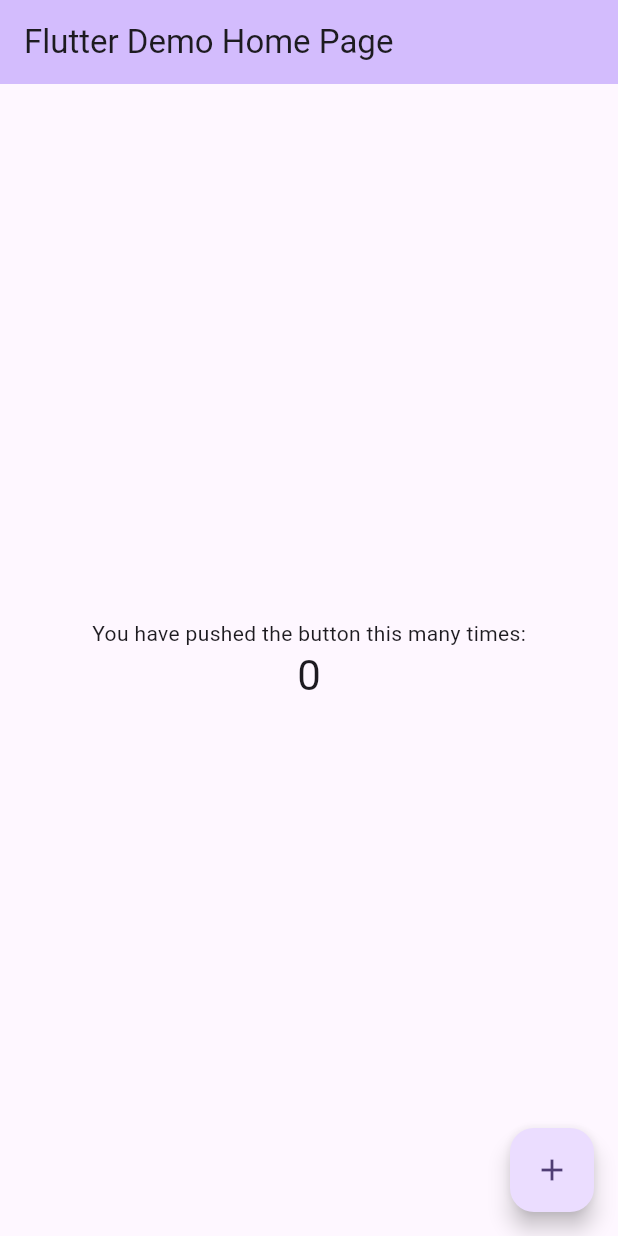
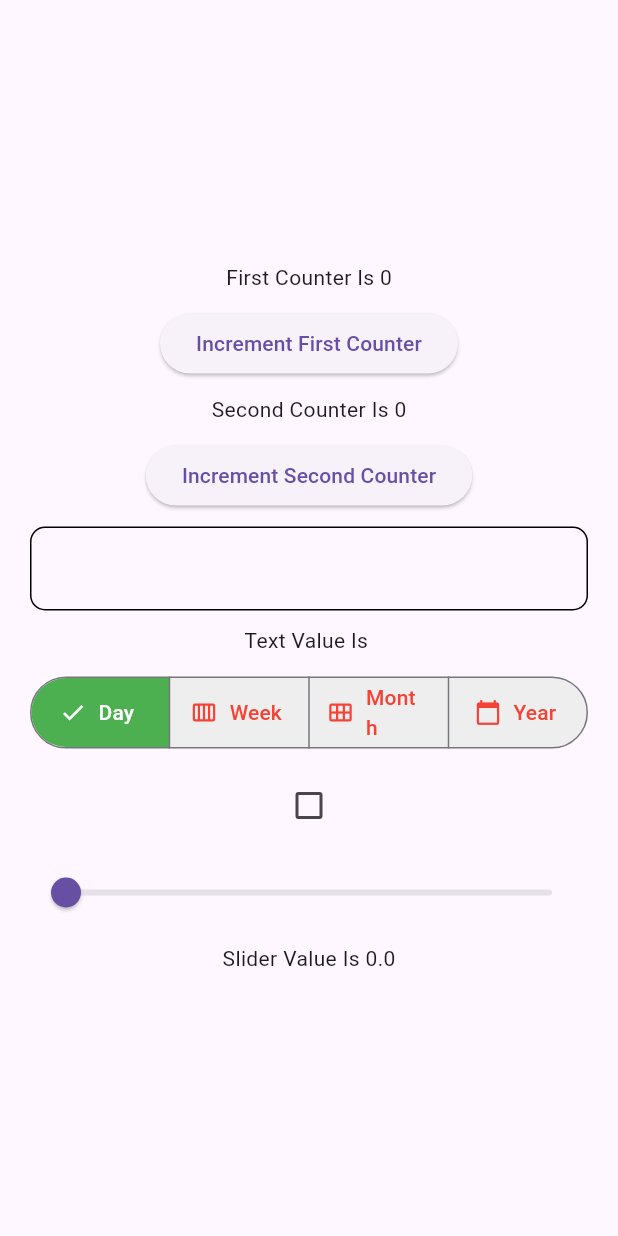
Before and after one commit to araqelyankaren99/flutter_bloc_example, a Flutter app: the screen it shows after launch, on a phone screen of 412 x 824 dp. Run offline on Flutter 3.47's test engine with Material 3 defaults, Android fonts, the phone set to English and light mode, and no system bars; our stand-ins replace equatable, flutter_bloc.

Commit message:
add bloc selector widget

```diff
--- /dev/null
+++ b/lib/bloc/bloc.dart
@@ -0,0 +1,81 @@
+import 'package:flutter_bloc/flutter_bloc.dart';
+import 'package:flutter_bloc_example/bloc/event.dart';
+import 'package:flutter_bloc_example/bloc/state.dart';
+import 'package:flutter_bloc_example/model/calendar_type.dart';
+
+class MyBloc extends Bloc<MyEvent,MyState> {
+  MyBloc() : super(const MyStateInitial()){
+    on<IncrementFirstCounterEvent>(_onUpdateFirstCounterEventToState);
+    on<IncrementSecondCounterEvent>(_onIncrementSecondCounterEventToState);
+    on<TextFieldValueChangedEvent>(_onTextFieldValueChangedEventToState);
+    on<UpdateCalendarTypeEvent>(_onUpdateCalendarTypeEventToState);
+    on<UpdateCheckboxValueEvent>(_onUpdateCheckboxValueEventToState);
+    on<UpdateSliderValueEvent>(_onUpdateSliderValueEventToState);
+  }
+
+  String get counterOne => _counterOne.toString();
+  int _counterOne = 0;
+
+  String get counterTwo => _counterTwo.toString();
+  int _counterTwo = 0;
+
+  String get text => _text;
+  String _text = '';
+
+  CalendarType get calendarType => _calendarType;
+  CalendarType _calendarType = CalendarType.day;
+
+  bool get isChecked => _isChecked;
+  bool _isChecked = false;
+
+  double get sliderValue => _sliderValue;
+  double _sliderValue = 0.0;
+
+  Future<void> _onUpdateFirstCounterEventToState(
+      IncrementFirstCounterEvent event,
+      Emitter<MyState> emit,
+      ) async{
+    _counterOne = _counterOne +1;
+    emit(FirstCounterUpdatedState(count: _counterOne));
+  }
+
+  Future<void> _onIncrementSecondCounterEventToState(
+      IncrementSecondCounterEvent event,
+      Emitter<MyState> emit,
+      ) async{
+    _counterTwo = _counterTwo +1;
+    emit(SecondCounterUpdatedState(count: _counterTwo));
+  }
+
+  Future<void> _onTextFieldValueChangedEventToState(
+      TextFieldValueChangedEvent event,
+      Emitter<MyState> emit,
+      ) async{
+    _text = event.text;
+    emit(TextFieldValueChangedState(text: _text));
+  }
+
+  Future<void> _onUpdateCalendarTypeEventToState(
+      UpdateCalendarTypeEvent event,
+      Emitter<MyState> emit,
+      ) async{
+    _calendarType = event.calendarType;
+    emit(CalendarTypeUpdateState(calendarType: _calendarType));
+  }
+
+  Future<void> _onUpdateCheckboxValueEventToState(
+      UpdateCheckboxValueEvent event,
+      Emitter<MyState> emit,
+      ) async{
+    _isChecked = event.isChecked;
+    emit(CheckboxValueUpdatedState(isChecked: _isChecked));
+  }
+
+  Future<void> _onUpdateSliderValueEventToState(
+      UpdateSliderValueEvent event,
+      Emitter<MyState> emit,
+      ) async {
+    _sliderValue = event.value;
+    emit(SliderValueUpdatedState(value: _sliderValue));
+  }
+}
--- /dev/null
+++ b/lib/bloc/event.dart
@@ -0,0 +1,52 @@
+import 'package:equatable/equatable.dart';
+import 'package:flutter_bloc_example/model/calendar_type.dart';
+
+abstract class MyEvent extends Equatable {
+  const MyEvent();
+  @override
+  List<Object?> get props => [];
+}
+
+class IncrementFirstCounterEvent extends MyEvent {
+  const IncrementFirstCounterEvent();
+}
+
+class IncrementSecondCounterEvent extends MyEvent {
+  const IncrementSecondCounterEvent();
+}
+
+class TextFieldValueChangedEvent extends MyEvent {
+  const TextFieldValueChangedEvent({required this.text});
+
+  final String text;
+
+  @override
+  List<Object?> get props => [text];
+}
+
+class UpdateCalendarTypeEvent extends MyEvent {
+  const UpdateCalendarTypeEvent({required this.calendarType});
+
+  final CalendarType calendarType;
+
+  @override
+  List<Object?> get props => [calendarType];
+}
+
+class UpdateCheckboxValueEvent extends MyEvent {
+  const UpdateCheckboxValueEvent({required this.isChecked});
+
+  final bool isChecked;
+
+  @override
+  List<Object?> get props => [isChecked];
+}
+
+class UpdateSliderValueEvent extends MyEvent {
+  const UpdateSliderValueEvent({required this.value});
+
+  final double value;
+
+  @override
+  List<Object?> get props => [value];
+}
--- /dev/null
+++ b/lib/bloc/selector.dart
@@ -0,0 +1,32 @@
+import 'package:flutter/material.dart';
+import 'package:flutter_bloc/flutter_bloc.dart';
+import 'package:flutter_bloc_example/bloc/bloc.dart';
+import 'package:flutter_bloc_example/model/calendar_type.dart';
+
+abstract class MyBlocSelector {
+  MyBlocSelector._();
+
+  static String counterOneSelector(BuildContext context) {
+   return context.select((MyBloc myBloc) => myBloc.counterOne);
+  }
+
+  static String counterTwoSelector(BuildContext context) {
+   return context.select((MyBloc myBloc) => myBloc.counterTwo);
+  }
+
+  static String textSelector(BuildContext context) {
+   return context.select((MyBloc myBloc) => myBloc.text);
+  }
+
+  static CalendarType calendarTypeSelector(BuildContext context) {
+    return context.select((MyBloc myBloc) => myBloc.calendarType);
+  }
+
+  static bool checkedSelector(BuildContext context) {
+    return context.select((MyBloc myBloc) => myBloc.isChecked);
+  }
+
+    static double sliderSelector(BuildContext context) {
+    return context.select((MyBloc myBloc) => myBloc.sliderValue);
+  }
+}
--- /dev/null
+++ b/lib/bloc/state.dart
@@ -0,0 +1,66 @@
+import 'package:equatable/equatable.dart';
+import 'package:flutter_bloc_example/model/calendar_type.dart';
+
+abstract class MyState extends Equatable {
+  const MyState();
+  @override
+  List<Object?> get props => [];
+}
+
+class MyStateInitial extends MyState {
+  const MyStateInitial();
+}
+
+class FirstCounterUpdatedState extends MyState {
+  const FirstCounterUpdatedState({required this.count});
+
+  final int count;
+
+  @override
+  List<Object?> get props => [count];
+}
+
+class SecondCounterUpdatedState extends MyState {
+  const SecondCounterUpdatedState({required this.count});
+
+  final int count;
+
+  @override
+  List<Object?> get props => [count];
+}
+
+class TextFieldValueChangedState extends MyState {
+  const TextFieldValueChangedState({required this.text});
+
+  final String text;
+
+  @override
+  List<Object?> get props => [text];
+}
+
+class CalendarTypeUpdateState extends MyState {
+  const CalendarTypeUpdateState({required this.calendarType});
+
+  final CalendarType calendarType;
+
+  @override
+  List<Object?> get props => [calendarType];
+}
+
+class CheckboxValueUpdatedState extends MyState {
+  const CheckboxValueUpdatedState({required this.isChecked});
+
+  final bool isChecked;
+
+  @override
+  List<Object?> get props => [isChecked];
+}
+
+class SliderValueUpdatedState extends MyState {
+  const SliderValueUpdatedState({required this.value});
+
+  final double value;
+
+  @override
+  List<Object?> get props => [value];
+}
--- a/lib/main.dart
+++ b/lib/main.dart
@@ -1,4 +1,5 @@
 import 'package:flutter/material.dart';
+import 'package:flutter_bloc_example/presentation/my_bloc_screen.dart';
 
 void main() {
   runApp(const MyApp());
@@ -11,112 +12,7 @@ class MyApp extends StatelessWidget {
   @override
   Widget build(BuildContext context) {
     return MaterialApp(
-      title: 'Flutter Demo',
-      theme: ThemeData(
-        // This is the theme of your application.
-        //
-        // TRY THIS: Try running your application with "flutter run". You'll see
-        // the application has a purple toolbar. Then, without quitting the app,
-        // try changing the seedColor in the colorScheme below to Colors.green
-        // and then invoke "hot reload" (save your changes or press the "hot
-        // reload" button in a Flutter-supported IDE, or press "r" if you used
-        // the command line to start the app).
-        //
-        // Notice that the counter didn't reset back to zero; the application
-        // state is not lost during the reload. To reset the state, use hot
-        // restart instead.
-        //
-        // This works for code too, not just values: Most code changes can be
-        // tested with just a hot reload.
-        colorScheme: ColorScheme.fromSeed(seedColor: Colors.deepPurple),
-      ),
-      home: const MyHomePage(title: 'Flutter Demo Home Page'),
+      home: MyBlocScreen(),
     );
   }
 }
-
-class MyHomePage extends StatefulWidget {
-  const MyHomePage({super.key, required this.title});
-
-  // This widget is the home page of your application. It is stateful, meaning
-  // that it has a State object (defined below) that contains fields that affect
-  // how it looks.
-
-  // This class is the configuration for the state. It holds the values (in this
-  // case the title) provided by the parent (in this case the App widget) and
-  // used by the build method of the State. Fields in a Widget subclass are
-  // always marked "final".
-
-  final String title;
-
-  @override
-  State<MyHomePage> createState() => _MyHomePageState();
-}
-
-class _MyHomePageState extends State<MyHomePage> {
-  int _counter = 0;
-
-  void _incrementCounter() {
-    setState(() {
-      // This call to setState tells the Flutter framework that something has
-      // changed in this State, which causes it to rerun the build method below
-      // so that the display can reflect the updated values. If we changed
-      // _counter without calling setState(), then the build method would not be
-      // called again, and so nothing would appear to happen.
-      _counter++;
-    });
-  }
-
-  @override
-  Widget build(BuildContext context) {
-    // This method is rerun every time setState is called, for instance as done
-    // by the _incrementCounter method above.
-    //
-    // The Flutter framework has been optimized to make rerunning build methods
-    // fast, so that you can just rebuild anything that needs updating rather
-    // than having to individually change instances of widgets.
-    return Scaffold(
-      appBar: AppBar(
-        // TRY THIS: Try changing the color here to a specific color (to
-        // Colors.amber, perhaps?) and trigger a hot reload to see the AppBar
-        // change color while the other colors stay the same.
-        backgroundColor: Theme.of(context).colorScheme.inversePrimary,
-        // Here we take the value from the MyHomePage object that was created by
-        // the App.build method, and use it to set our appbar title.
-        title: Text(widget.title),
-      ),
-      body: Center(
-        // Center is a layout widget. It takes a single child and positions it
-        // in the middle of the parent.
-        child: Column(
-          // Column is also a layout widget. It takes a list of children and
-          // arranges them vertically. By default, it sizes itself to fit its
-          // children horizontally, and tries to be as tall as its parent.
-          //
-          // Column has various properties to control how it sizes itself and
-          // how it positions its children. Here we use mainAxisAlignment to
-          // center the children vertically; the main axis here is the vertical
-          // axis because Columns are vertical (the cross axis would be
-          // horizontal).
-          //
-          // TRY THIS: Invoke "debug painting" (choose the "Toggle Debug Paint"
-          // action in the IDE, or press "p" in the console), to see the
-          // wireframe for each widget.
-          mainAxisAlignment: MainAxisAlignment.center,
-          children: <Widget>[
-            const Text('You have pushed the button this many times:'),
-            Text(
-              '$_counter',
-              style: Theme.of(context).textTheme.headlineMedium,
-            ),
-          ],
-        ),
-      ),
-      floatingActionButton: FloatingActionButton(
-        onPressed: _incrementCounter,
-        tooltip: 'Increment',
-        child: const Icon(Icons.add),
-      ), // This trailing comma makes auto-formatting nicer for build methods.
-    );
-  }
-}
--- /dev/null
+++ b/lib/model/calendar_type.dart
@@ -0,0 +1 @@
+enum CalendarType { day, week, month, year }
--- /dev/null
+++ b/lib/presentation/my_bloc_screen.dart
@@ -0,0 +1,258 @@
+import 'package:flutter/material.dart';
+import 'package:flutter_bloc/flutter_bloc.dart';
+import 'package:flutter_bloc_example/bloc/bloc.dart';
+import 'package:flutter_bloc_example/bloc/event.dart';
+import 'package:flutter_bloc_example/bloc/selector.dart';
+import 'package:flutter_bloc_example/model/calendar_type.dart';
+
+class MyBlocScreen extends StatefulWidget {
+  const MyBlocScreen({super.key});
+
+  @override
+  State<MyBlocScreen> createState() => _MyBlocScreenState();
+}
+
+class _MyBlocScreenState extends State<MyBlocScreen> {
+  final _myBloc = MyBloc();
+
+  @override
+  void dispose() {
+    _myBloc.close();
+    super.dispose();
+  }
+
+  @override
+  Widget build(BuildContext context) {
+    return BlocProvider<MyBloc>(
+      create: (_) => _myBloc,
+      child: const Scaffold(
+        body: SafeArea(
+          child: Padding(
+            padding: EdgeInsets.symmetric(horizontal: 20),
+            child: Center(
+              child: SingleChildScrollView(
+                child: Column(
+                  mainAxisAlignment: MainAxisAlignment.center,
+                  children: [
+                    _FirstCounterValueWidget(),
+                    Padding(padding: EdgeInsets.only(top: 10)),
+                    _FirstCounterIncrementButtonWidget(),
+                    Padding(padding: EdgeInsets.only(top: 10)),
+                    _SecondCounterValueWidget(),
+                    Padding(padding: EdgeInsets.only(top: 10)),
+                    _SecondCounterIncrementButtonWidget(),
+                    Padding(padding: EdgeInsets.only(top: 10)),
+                    _TextFieldWidget(),
+                    Padding(padding: EdgeInsets.only(top: 10)),
+                    _TextFieldValueWidget(),
+                    Padding(padding: EdgeInsets.only(top: 10)),
+                    _CalendarTypeSelectorWidget(),
+                    Padding(padding: EdgeInsets.only(top: 10)),
+                    _CheckboxWidget(),
+                    Padding(padding: EdgeInsets.only(top: 10)),
+                    _SliderWidget(),
+                    Padding(padding: EdgeInsets.only(top: 10)),
+                    _SliderValueWidget(),
+                  ],
+                ),
+              ),
+            ),
+          ),
+        ),
+      ),
+    );
+  }
+}
+
+class _FirstCounterValueWidget extends StatelessWidget {
+  const _FirstCounterValueWidget();
+
+  @override
+  Widget build(BuildContext context) {
+    final firstCounter = MyBlocSelector.counterOneSelector(context);
+    debugPrint('Call log First Counter update $firstCounter');
+    return Text('First Counter Is $firstCounter');
+  }
+}
+
+class _FirstCounterIncrementButtonWidget extends StatelessWidget {
+  const _FirstCounterIncrementButtonWidget();
+
+  @override
+  Widget build(BuildContext context) {
+    debugPrint('Call log First Counter Button Build');
+    return ElevatedButton(
+      onPressed: () => _onTap(context),
+      child: Text('Increment First Counter'),
+    );
+  }
+
+  void _onTap(BuildContext context) {
+    context.read<MyBloc>().add(IncrementFirstCounterEvent());
+  }
+}
+
+class _SecondCounterValueWidget extends StatelessWidget {
+  const _SecondCounterValueWidget();
+
+  @override
+  Widget build(BuildContext context) {
+    final secondCounter = MyBlocSelector.counterTwoSelector(context);
+    debugPrint('Call log Second Counter update $secondCounter');
+    return Text('Second Counter Is $secondCounter');
+  }
+}
+
+class _SecondCounterIncrementButtonWidget extends StatelessWidget {
+  const _SecondCounterIncrementButtonWidget();
+
+  @override
+  Widget build(BuildContext context) {
+    debugPrint('Call log Second Counter Button Build');
+    return ElevatedButton(
+      onPressed: () => _onTap(context),
+      child: Text('Increment Second Counter'),
+    );
+  }
+
+  void _onTap(BuildContext context) {
+    context.read<MyBloc>().add(const IncrementSecondCounterEvent());
+  }
+}
+
+class _TextFieldWidget extends StatelessWidget {
+  const _TextFieldWidget();
+
+  @override
+  Widget build(BuildContext context) {
+    debugPrint('Call log Text Field Build');
+    return TextField(
+      onChanged: (value) => _onChanged(context,value),
+      decoration: InputDecoration(
+        border: OutlineInputBorder(
+          borderRadius: BorderRadius.all(Radius.circular(10)),
+        ),
+        enabledBorder: OutlineInputBorder(
+          borderRadius: BorderRadius.all(Radius.circular(10)),
+        ),
+        focusedErrorBorder: OutlineInputBorder(
+          borderRadius: BorderRadius.all(Radius.circular(10)),
+        ),
+        errorBorder: OutlineInputBorder(
+          borderRadius: BorderRadius.all(Radius.circular(10)),
+        ),
+        focusedBorder: OutlineInputBorder(
+          borderRadius: BorderRadius.all(Radius.circular(10)),
+        ),
+          disabledBorder :OutlineInputBorder(
+      borderRadius: BorderRadius.all(Radius.circular(10)),
+    ),
+      ),
+    );
+  }
+
+  void _onChanged(BuildContext context, String value) {
+    context.read<MyBloc>().add(TextFieldValueChangedEvent(text: value));
+  }
+}
+
+class _TextFieldValueWidget extends StatelessWidget {
+  const _TextFieldValueWidget();
+
+  @override
+  Widget build(BuildContext context) {
+    final text = MyBlocSelector.textSelector(context);
+    debugPrint('Call log Text Field value update $text');
+    return Text('Text Value Is $text');
+  }
+}
+
+class _CalendarTypeSelectorWidget extends StatelessWidget {
+  const _CalendarTypeSelectorWidget();
+
+  @override
+  Widget build(BuildContext context) {
+    final calendarType = MyBlocSelector.calendarTypeSelector(context);
+    debugPrint('Call log Calendar Type value update $calendarType');
+    return SegmentedButton<CalendarType>(
+      style: SegmentedButton.styleFrom(
+        backgroundColor: Colors.grey[200],
+        foregroundColor: Colors.red,
+        selectedForegroundColor: Colors.white,
+        selectedBackgroundColor: Colors.green,
+      ),
+      segments: const <ButtonSegment<CalendarType>>[
+        ButtonSegment<CalendarType>(
+          value: CalendarType.day,
+          label: Text('Day'),
+          icon: Icon(Icons.calendar_view_day),
+        ),
+        ButtonSegment<CalendarType>(
+          value: CalendarType.week,
+          label: Text('Week'),
+          icon: Icon(Icons.calendar_view_week),
+        ),
+        ButtonSegment<CalendarType>(
+          value: CalendarType.month,
+          label: Text('Month'),
+          icon: Icon(Icons.calendar_view_month),
+        ),
+        ButtonSegment<CalendarType>(
+          value: CalendarType.year,
+          label: Text('Year'),
+          icon: Icon(Icons.calendar_today),
+        ),
+      ],
+      selected: <CalendarType>{calendarType},
+      onSelectionChanged: (Set<CalendarType> newSelection) {
+        context.read<MyBloc>().add(UpdateCalendarTypeEvent(calendarType: newSelection.first));
+      },
+    );
+  }
+}
+
+class _CheckboxWidget extends StatelessWidget {
+  const _CheckboxWidget();
+
+  @override
+  Widget build(BuildContext context) {
+    final isChecked = MyBlocSelector.checkedSelector(context);
+    debugPrint('Call log Checkbox value update $isChecked');
+    return Checkbox(
+      value: isChecked,
+      onChanged: (bool? value) {
+        if(value != null) {
+          context.read<MyBloc>().add(UpdateCheckboxValueEvent(isChecked: value));
+        }
+      },
+    );
+  }
+}
+
+class _SliderWidget extends StatelessWidget {
+  const _SliderWidget();
+
+  @override
+  Widget build(BuildContext context) {
+    final sliderValue = MyBlocSelector.sliderSelector(context);
+    debugPrint('Call log SliderWidget value update $sliderValue');
+    return Slider(
+      value: sliderValue,
+      max: 100,
+      onChanged: (double value) {
+        context.read<MyBloc>().add(UpdateSliderValueEvent(value: value));
+      },
+    );
+  }
+}
+
+class _SliderValueWidget extends StatelessWidget {
+  const _SliderValueWidget();
+
+  @override
+  Widget build(BuildContext context) {
+    final sliderValue = MyBlocSelector.sliderSelector(context).toString();
+    debugPrint('Call log SliderValue Widget value update $sliderValue');
+    return Text('Slider Value Is $sliderValue');
+  }
+}
--- a/pubspec.yaml
+++ b/pubspec.yaml
@@ -34,6 +34,8 @@ dependencies:
   # The following adds the Cupertino Icons font to your application.
   # Use with the CupertinoIcons class for iOS style icons.
   cupertino_icons: ^1.0.8
+  flutter_bloc: ^9.1.1
+  equatable: ^2.0.7
 
 dev_dependencies:
   flutter_test:
```
Also changed, not shown: pubspec.lock.
